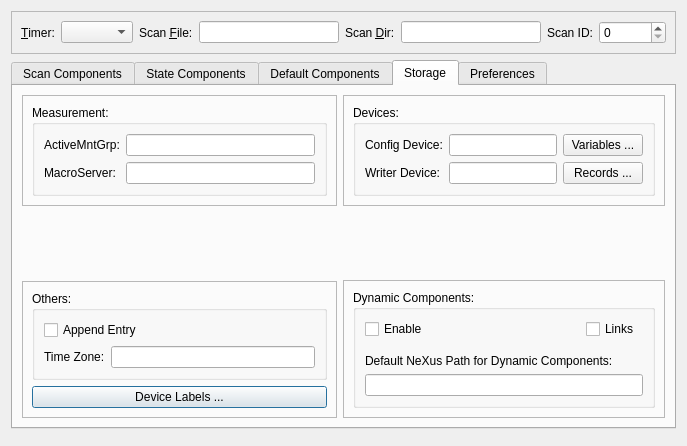
nexdatas/nxselector, file nxselector/ui/selector.ui: the form before one commit.
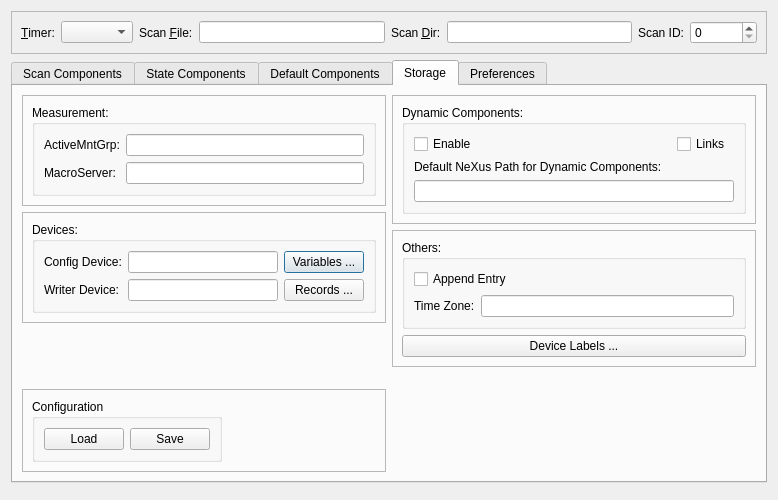
The form after the commit. The open tabs and pages were chosen to show the change.

Commit message: changing layout of storage

Diff of the .ui file:
```diff
--- a/nxselector/ui/selector.ui
+++ b/nxselector/ui/selector.ui
@@ -6,8 +6,8 @@
    <rect>
     <x>0</x>
     <y>0</y>
-    <width>687</width>
-    <height>446</height>
+    <width>778</width>
+    <height>500</height>
    </rect>
   </property>
   <property name="windowTitle">
@@ -123,9 +123,11 @@
       <attribute name="title">
        <string>Storage</string>
       </attribute>
-      <layout class="QGridLayout" name="gridLayout_10">
+      <layout class="QGridLayout" name="gridLayout_21">
        <item row="0" column="0">
-        <layout class="QVBoxLayout" name="verticalLayout_3">
+        <layout class="QHBoxLayout" name="horizontalLayout_5">
+         <item>
+          <layout class="QVBoxLayout" name="verticalLayout_6">
          <item>
           <widget class="QFrame" name="frame_5">
            <property name="frameShape">
@@ -134,8 +136,8 @@
            <property name="frameShadow">
             <enum>QFrame::Raised</enum>
            </property>
-           <layout class="QGridLayout" name="gridLayout_20">
-            <item row="0" column="0">
+             <layout class="QVBoxLayout" name="verticalLayout_3">
+              <item>
              <widget class="QGroupBox" name="fileGroupBox">
               <property name="title">
                <string>Measurement:</string>
@@ -178,79 +180,6 @@
           </widget>
          </item>
          <item>
-          <spacer name="verticalSpacer_5">
-           <property name="orientation">
-            <enum>Qt::Vertical</enum>
-           </property>
-           <property name="sizeHint" stdset="0">
-            <size>
-             <width>20</width>
-             <height>40</height>
-            </size>
-           </property>
-          </spacer>
-         </item>
-         <item>
-          <widget class="QFrame" name="frame_2">
-           <property name="frameShape">
-            <enum>QFrame::StyledPanel</enum>
-           </property>
-           <property name="frameShadow">
-            <enum>QFrame::Raised</enum>
-           </property>
-           <layout class="QGridLayout" name="gridLayout_17">
-            <item row="0" column="0">
-             <widget class="QGroupBox" name="groupBox_2">
-              <property name="title">
-               <string>Others:</string>
-              </property>
-              <layout class="QGridLayout" name="gridLayout_8">
-               <item row="0" column="0">
-                <layout class="QVBoxLayout" name="verticalLayout">
-                 <item>
-                  <widget class="QCheckBox" name="othersEntryCheckBox">
-                   <property name="text">
-                    <string>Append Entry</string>
-                   </property>
-                  </widget>
-                 </item>
-                 <item>
-                  <layout class="QHBoxLayout" name="othersHhorizontalLayout">
-                   <item>
-                    <widget class="QLabel" name="othersTimeZoneLabel">
-                     <property name="text">
-                      <string>Time Zone:</string>
-                     </property>
-                     <property name="buddy">
-                      <cstring>othersTimeZoneLineEdit</cstring>
-                     </property>
-                    </widget>
-                   </item>
-                   <item>
-                    <widget class="QLineEdit" name="othersTimeZoneLineEdit"/>
-                   </item>
-                  </layout>
-                 </item>
-                </layout>
-               </item>
-              </layout>
-             </widget>
-            </item>
-            <item row="2" column="0">
-             <widget class="QPushButton" name="pushButton">
-              <property name="text">
-               <string>Device Labels ...</string>
-              </property>
-             </widget>
-            </item>
-           </layout>
-          </widget>
-         </item>
-        </layout>
-       </item>
-       <item row="0" column="1">
-        <layout class="QVBoxLayout" name="verticalLayout_4">
-         <item>
           <widget class="QFrame" name="frame_3">
            <property name="frameShape">
             <enum>QFrame::StyledPanel</enum>
@@ -316,18 +245,73 @@
           </widget>
          </item>
          <item>
-          <spacer name="verticalSpacer_2">
+            <spacer name="verticalSpacer_4">
            <property name="orientation">
             <enum>Qt::Vertical</enum>
            </property>
            <property name="sizeHint" stdset="0">
             <size>
-             <width>20</width>
-             <height>40</height>
+               <width>332</width>
+               <height>38</height>
             </size>
            </property>
           </spacer>
          </item>
+           <item>
+            <widget class="QFrame" name="frame_10">
+             <property name="frameShape">
+              <enum>QFrame::StyledPanel</enum>
+             </property>
+             <property name="frameShadow">
+              <enum>QFrame::Raised</enum>
+             </property>
+             <layout class="QGridLayout" name="gridLayout_10">
+              <item row="0" column="0">
+               <widget class="QGroupBox" name="groupBox_6">
+                <property name="title">
+                 <string>Configuration</string>
+                </property>
+                <layout class="QFormLayout" name="formLayout">
+                 <property name="fieldGrowthPolicy">
+                  <enum>QFormLayout::AllNonFixedFieldsGrow</enum>
+                 </property>
+                 <item row="0" column="0">
+                  <widget class="QPushButton" name="pushButton_2">
+                   <property name="text">
+                    <string>Load</string>
+                   </property>
+                  </widget>
+                 </item>
+                 <item row="0" column="1">
+                  <widget class="QPushButton" name="pushButton_3">
+                   <property name="text">
+                    <string>Save</string>
+                   </property>
+                  </widget>
+                 </item>
+                </layout>
+               </widget>
+              </item>
+              <item row="0" column="1">
+               <spacer name="horizontalSpacer_4">
+                <property name="orientation">
+                 <enum>Qt::Horizontal</enum>
+                </property>
+                <property name="sizeHint" stdset="0">
+                 <size>
+                  <width>40</width>
+                  <height>20</height>
+                 </size>
+                </property>
+               </spacer>
+              </item>
+             </layout>
+            </widget>
+           </item>
+          </layout>
+         </item>
+         <item>
+          <layout class="QVBoxLayout" name="verticalLayout_4">
          <item>
           <widget class="QFrame" name="frame_4">
            <property name="frameShape">
@@ -376,22 +360,6 @@
                    </item>
                   </layout>
                  </item>
-                 <item>
-                  <spacer name="verticalSpacer_3">
-                   <property name="orientation">
-                    <enum>Qt::Vertical</enum>
-                   </property>
-                   <property name="sizeType">
-                    <enum>QSizePolicy::Fixed</enum>
-                   </property>
-                   <property name="sizeHint" stdset="0">
-                    <size>
-                     <width>20</width>
-                     <height>9</height>
-                    </size>
-                   </property>
-                  </spacer>
-                 </item>
                  <item>
                   <widget class="QLabel" name="dcPathLabel">
                    <property name="text">
@@ -416,6 +384,80 @@
             </item>
            </layout>
           </widget>
+           </item>
+           <item>
+            <widget class="QFrame" name="frame_2">
+             <property name="frameShape">
+              <enum>QFrame::StyledPanel</enum>
+             </property>
+             <property name="frameShadow">
+              <enum>QFrame::Raised</enum>
+             </property>
+             <layout class="QGridLayout" name="gridLayout_20">
+              <item row="2" column="0">
+               <widget class="QPushButton" name="pushButton_4">
+                <property name="text">
+                 <string>Device Labels ...</string>
+                </property>
+               </widget>
+              </item>
+              <item row="0" column="0">
+               <widget class="QGroupBox" name="groupBox_7">
+                <property name="title">
+                 <string>Others:</string>
+                </property>
+                <layout class="QGridLayout" name="gridLayout_16">
+                 <item row="0" column="0">
+                  <layout class="QVBoxLayout" name="verticalLayout_7">
+                   <item>
+                    <widget class="QCheckBox" name="othersEntryCheckBox_2">
+                     <property name="text">
+                      <string>Append Entry</string>
+                     </property>
+                    </widget>
+                   </item>
+                   <item>
+                    <layout class="QHBoxLayout" name="othersHhorizontalLayout_2">
+                     <item>
+                      <widget class="QLabel" name="othersTimeZoneLabel_2">
+                       <property name="text">
+                        <string>Time Zone:</string>
+                       </property>
+                       <property name="buddy">
+                        <cstring>othersTimeZoneLineEdit</cstring>
+                       </property>
+                      </widget>
+                     </item>
+                     <item>
+                      <widget class="QLineEdit" name="othersTimeZoneLineEdit_2"/>
+                     </item>
+                    </layout>
+                   </item>
+                  </layout>
+                 </item>
+                </layout>
+               </widget>
+              </item>
+             </layout>
+            </widget>
+           </item>
+           <item>
+            <spacer name="verticalSpacer_3">
+             <property name="orientation">
+              <enum>Qt::Vertical</enum>
+             </property>
+             <property name="sizeType">
+              <enum>QSizePolicy::Expanding</enum>
+             </property>
+             <property name="sizeHint" stdset="0">
+              <size>
+               <width>20</width>
+               <height>9</height>
+              </size>
+             </property>
+            </spacer>
+           </item>
+          </layout>
          </item>
         </layout>
        </item>
```
Left out of the diff: 26 changed lines with no effect on the pictures. Lines whose indentation alone changed are shown as unchanged.
